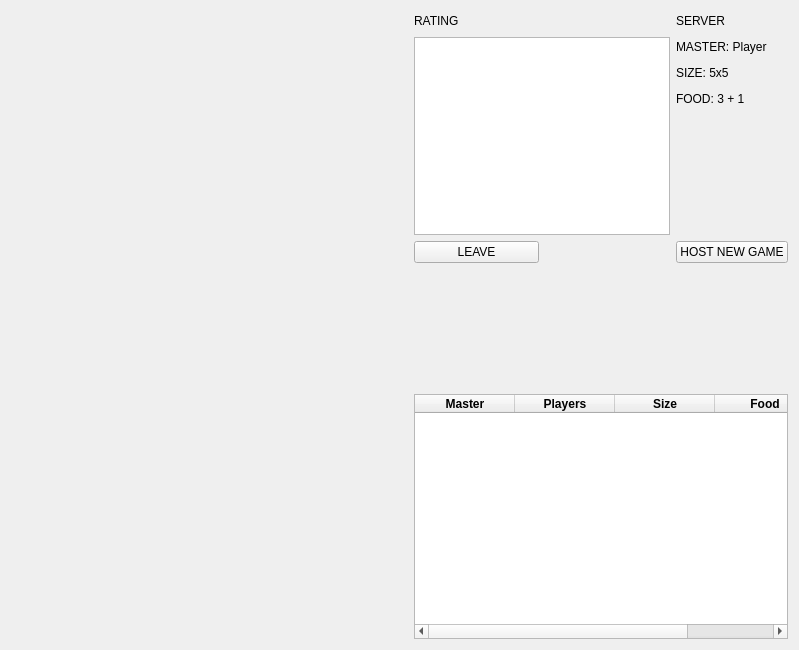
Above: task4/ui/game.ui from JsJustS/22202-ROZHKOV-NETWORK before the change. Below: the same form after it.
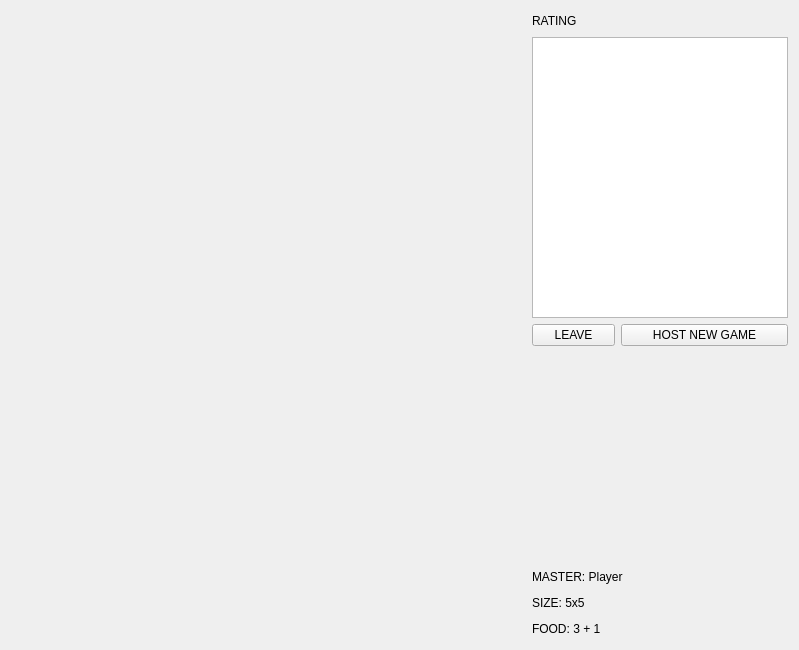
That is the form after the change.

Diff of the .ui file:
```diff
--- a/task4/ui/game.ui
+++ b/task4/ui/game.ui
@@ -16,7 +16,7 @@
   <layout class="QGridLayout" name="gridLayout_2">
    <item row="0" column="0">
     <layout class="QGridLayout" name="gridLayout">
-     <item row="0" column="0" rowspan="9">
+     <item row="0" column="0" rowspan="12">
       <widget class="QWidget" name="artWidget" native="true">
        <property name="sizePolicy">
         <sizepolicy hsizetype="Preferred" vsizetype="Preferred">
@@ -26,75 +26,6 @@
        </property>
       </widget>
      </item>
-     <item row="1" column="5">
-      <widget class="QLabel" name="masterLabel">
-       <property name="maximumSize">
-        <size>
-         <width>16777215</width>
-         <height>20</height>
-        </size>
-       </property>
-       <property name="text">
-        <string>MASTER: Player</string>
-       </property>
-      </widget>
-     </item>
-     <item row="1" column="3" rowspan="4" colspan="2">
-      <widget class="QListWidget" name="ratingList"/>
-     </item>
-     <item row="2" column="5">
-      <widget class="QLabel" name="sizeLabel">
-       <property name="maximumSize">
-        <size>
-         <width>16777215</width>
-         <height>20</height>
-        </size>
-       </property>
-       <property name="text">
-        <string>SIZE: 5x5</string>
-       </property>
-      </widget>
-     </item>
-     <item row="3" column="5">
-      <widget class="QLabel" name="foodLabel">
-       <property name="maximumSize">
-        <size>
-         <width>16777215</width>
-         <height>20</height>
-        </size>
-       </property>
-       <property name="text">
-        <string>FOOD: 3 + 1</string>
-       </property>
-      </widget>
-     </item>
-     <item row="0" column="5">
-      <widget class="QLabel" name="label_2">
-       <property name="text">
-        <string>SERVER</string>
-       </property>
-      </widget>
-     </item>
-     <item row="5" column="5">
-      <widget class="QPushButton" name="hostButton">
-       <property name="text">
-        <string>HOST NEW GAME</string>
-       </property>
-      </widget>
-     </item>
-     <item row="0" column="3" colspan="2">
-      <widget class="QLabel" name="label">
-       <property name="maximumSize">
-        <size>
-         <width>16777215</width>
-         <height>20</height>
-        </size>
-       </property>
-       <property name="text">
-        <string>RATING</string>
-       </property>
-      </widget>
-     </item>
      <item row="5" column="3">
       <widget class="QPushButton" name="leaveButton">
        <property name="text">
@@ -102,7 +33,36 @@
        </property>
       </widget>
      </item>
-     <item row="0" column="1" rowspan="8">
+     <item row="6" column="3" rowspan="3" colspan="3">
+      <spacer name="verticalSpacer">
+       <property name="orientation">
+        <enum>Qt::Vertical</enum>
+       </property>
+       <property name="sizeHint" stdset="0">
+        <size>
+         <width>20</width>
+         <height>20</height>
+        </size>
+       </property>
+      </spacer>
+     </item>
+     <item row="0" column="3" colspan="3">
+      <widget class="QLabel" name="label">
+       <property name="maximumSize">
+        <size>
+         <width>16777215</width>
+         <height>20</height>
+        </size>
+       </property>
+       <property name="text">
+        <string>RATING</string>
+       </property>
+      </widget>
+     </item>
+     <item row="1" column="3" rowspan="4" colspan="3">
+      <widget class="QListWidget" name="ratingList"/>
+     </item>
+     <item row="0" column="1" rowspan="12">
       <spacer name="horizontalSpacer">
        <property name="orientation">
         <enum>Qt::Horizontal</enum>
@@ -118,61 +78,50 @@
        </property>
       </spacer>
      </item>
-     <item row="6" column="3" colspan="3">
-      <spacer name="verticalSpacer">
-       <property name="orientation">
-        <enum>Qt::Vertical</enum>
+     <item row="5" column="4" colspan="2">
+      <widget class="QPushButton" name="hostButton">
+       <property name="text">
+        <string>HOST NEW GAME</string>
        </property>
-       <property name="sizeHint" stdset="0">
+      </widget>
+     </item>
+     <item row="9" column="3" colspan="3">
+      <widget class="QLabel" name="masterLabel">
+       <property name="maximumSize">
         <size>
-         <width>20</width>
+         <width>16777215</width>
          <height>20</height>
         </size>
        </property>
-      </spacer>
+       <property name="text">
+        <string>MASTER: Player</string>
+       </property>
+      </widget>
      </item>
-     <item row="7" column="3" rowspan="2" colspan="3">
-      <widget class="QTableWidget" name="avaliableGamesTable">
-       <column>
-        <property name="text">
-         <string>Master</string>
-        </property>
-        <property name="font">
-         <font>
-          <bold>true</bold>
-         </font>
-        </property>
-       </column>
-       <column>
-        <property name="text">
-         <string>Players</string>
-        </property>
-        <property name="font">
-         <font>
-          <bold>true</bold>
-         </font>
-        </property>
-       </column>
-       <column>
-        <property name="text">
-         <string>Size</string>
-        </property>
-        <property name="font">
-         <font>
-          <bold>true</bold>
-         </font>
-        </property>
-       </column>
-       <column>
-        <property name="text">
-         <string>Food</string>
-        </property>
-        <property name="font">
-         <font>
-          <bold>true</bold>
-         </font>
-        </property>
-       </column>
+     <item row="10" column="3" colspan="3">
+      <widget class="QLabel" name="sizeLabel">
+       <property name="maximumSize">
+        <size>
+         <width>16777215</width>
+         <height>20</height>
+        </size>
+       </property>
+       <property name="text">
+        <string>SIZE: 5x5</string>
+       </property>
+      </widget>
+     </item>
+     <item row="11" column="3" colspan="3">
+      <widget class="QLabel" name="foodLabel">
+       <property name="maximumSize">
+        <size>
+         <width>16777215</width>
+         <height>20</height>
+        </size>
+       </property>
+       <property name="text">
+        <string>FOOD: 3 + 1</string>
+       </property>
       </widget>
      </item>
     </layout>
```
